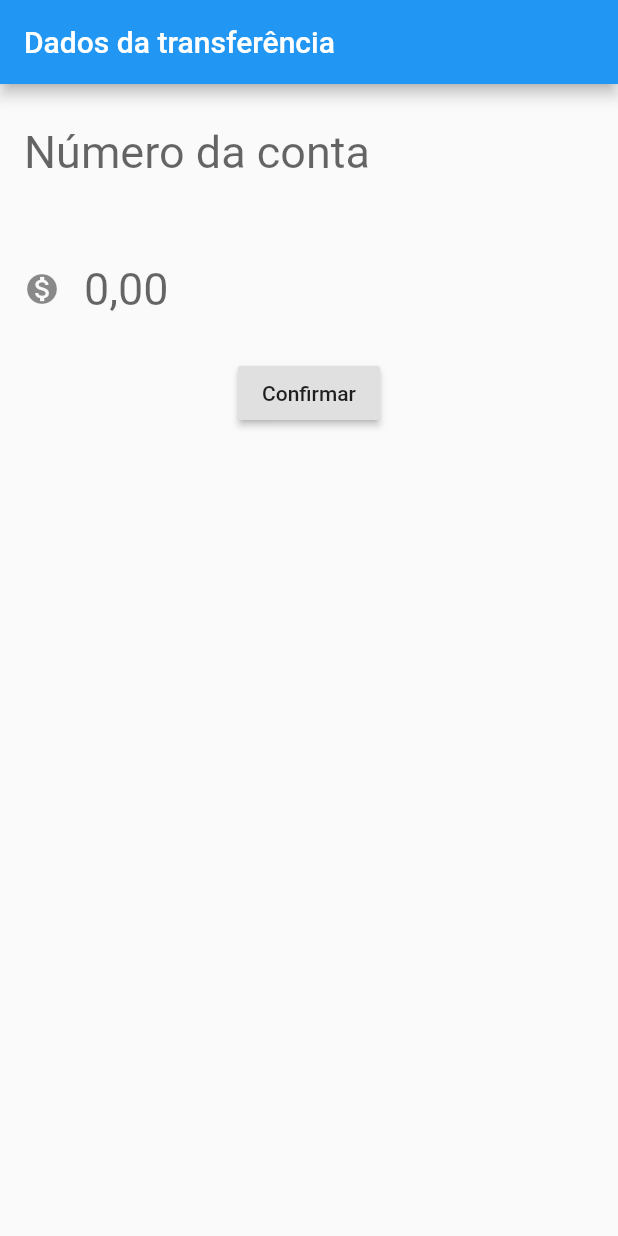
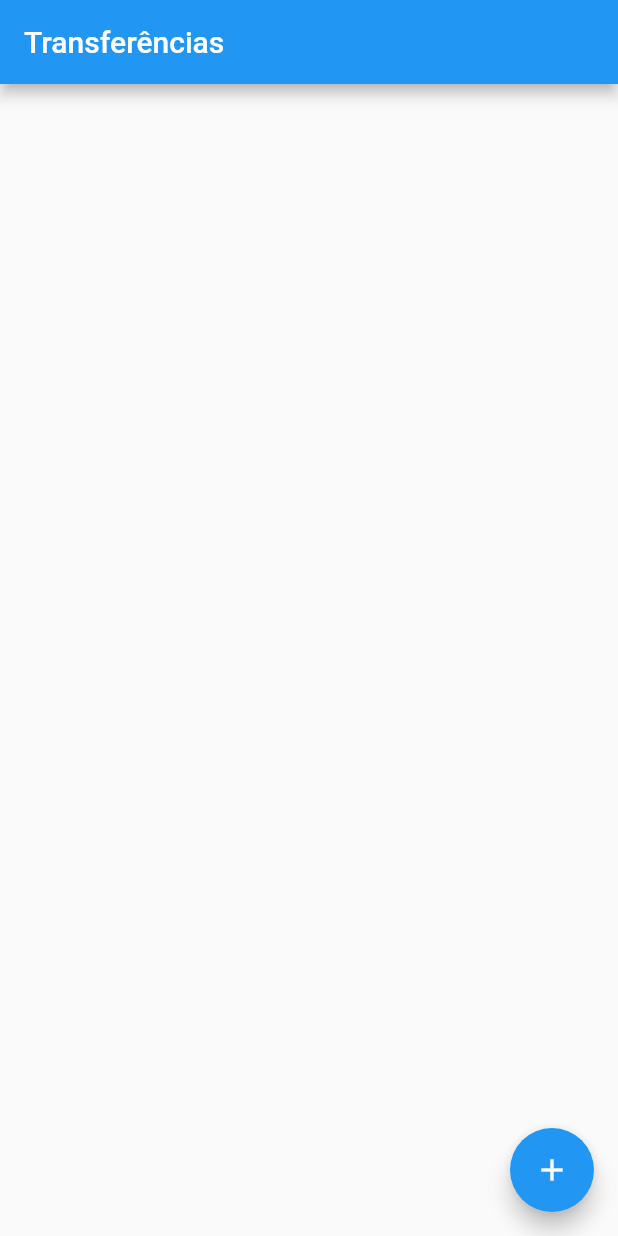
Before and after one commit to alexfelipe/bytebank-flutter, a Flutter app: the screen it shows after launch, on a phone screen of 412 x 824 dp. Run offline on Flutter 3.47's test engine with Material 2 defaults, Android fonts, the phone set to English and light mode, and no system bars.

Commit message:
adicionando feature para adicionar transferencias

```diff
--- a/lib/main.dart
+++ b/lib/main.dart
@@ -6,13 +6,18 @@ import 'model/models.dart';
 void main() => runApp(TelaInicial());
 
 class TelaInicial extends StatelessWidget {
+
   @override
   Widget build(BuildContext context) {
     return MaterialApp(
-      home: FormularioConta(
-        callback: (Transferencia transferenciaCriada) =>
-            print(transferenciaCriada),
-      ),
+      initialRoute: '/',
+      routes: {
+        '/': (context) => ListaTransferencias(),
+        '/form': (context) => FormularioTransferencia(
+            callback: (Transferencia transferenciaCriada) =>
+                print(transferenciaCriada))
+      },
     );
   }
+
 }
--- a/lib/model/models.dart
+++ b/lib/model/models.dart
@@ -1,11 +1,11 @@
 class Transferencia {
 
-  final int _numeroConta;
-  final double _valor;
+  final int numeroConta;
+  final double valor;
 
-  Transferencia(this._numeroConta, this._valor);
+  Transferencia(this.numeroConta, this.valor);
 
   @override
-  String toString() => "$_numeroConta - $_valor";
+  String toString() => "$numeroConta - $valor";
 
 }
--- a/lib/ui/screens/screens.dart
+++ b/lib/ui/screens/screens.dart
@@ -3,8 +3,48 @@ import 'package:bytebank/ui/components/components.dart';
 import 'package:bytebank/util/funcoes.dart';
 import 'package:flutter/material.dart';
 
-class FormularioConta extends StatelessWidget {
+class ListaTransferencias extends StatefulWidget {
+  @override
+  State<StatefulWidget> createState() => ListaTransferenciasState();
+}
 
+class ListaTransferenciasState extends State<ListaTransferencias> {
+  final List<Transferencia> transferencias = List();
+
+  @override
+  Widget build(BuildContext context) {
+    return Scaffold(
+      appBar: AppBar(
+        title: Text("Transferências"),
+      ),
+      body: ListView.builder(
+          itemCount: transferencias.length,
+          itemBuilder: (context, indice) {
+            final transferencia = transferencias[indice];
+            return ListTile(
+              onTap: () {},
+              leading: Icon(Icons.monetization_on),
+              title: Text(transferencia.valor.toString()),
+              subtitle: Text(transferencia.numeroConta.toString()),
+            );
+          }),
+      floatingActionButton: FloatingActionButton(
+        child: Icon(Icons.add),
+        onPressed: () {
+          Navigator.push(
+              context,
+              MaterialPageRoute(
+                  builder: (context) => FormularioTransferencia(
+                        callback: (transferenciaCriada) =>
+                            transferencias.add(transferenciaCriada),
+                      )));
+        },
+      ),
+    );
+  }
+}
+
+class FormularioTransferencia extends StatelessWidget {
   final quandoCriaTransferencia callback;
 
   final _contaController = TextEditingController();
@@ -13,11 +53,10 @@ class FormularioConta extends StatelessWidget {
   static const confirmar = "Confirmar";
   static const dadosDaTransferencia = "Dados da transferência";
 
-  FormularioConta({@required this.callback});
+  FormularioTransferencia({@required this.callback});
 
   @override
   Widget build(BuildContext context) {
-
     return Scaffold(
       appBar: AppBar(
         title: Text(dadosDaTransferencia),
@@ -42,8 +81,9 @@ class FormularioConta extends StatelessWidget {
                 final valor = _valorController.text;
                 final conta = _contaController.text;
                 var transferenciaCriada =
-                Transferencia(int.tryParse(conta), double.tryParse(valor));
+                    Transferencia(int.tryParse(conta), double.tryParse(valor));
                 callback(transferenciaCriada);
+                Navigator.pop(context);
               },
             )
           ],
```
